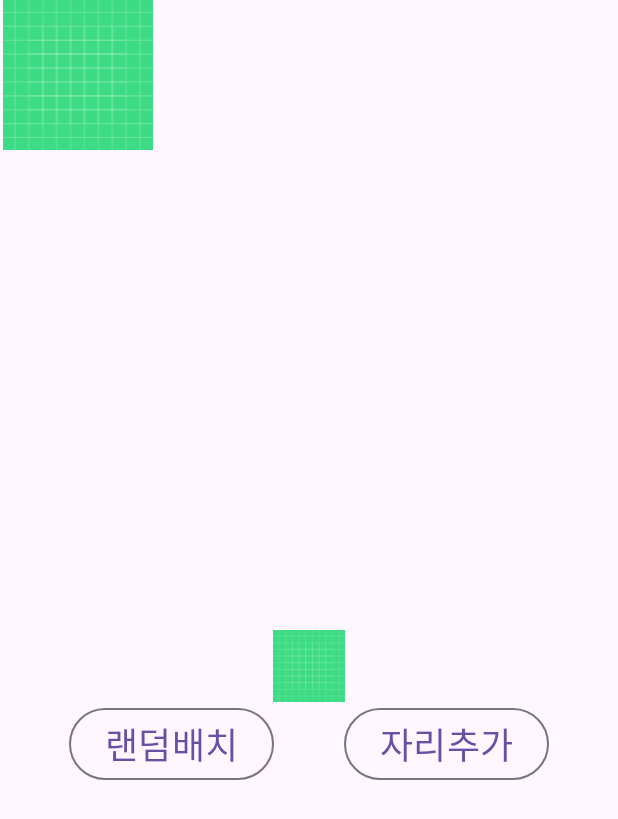
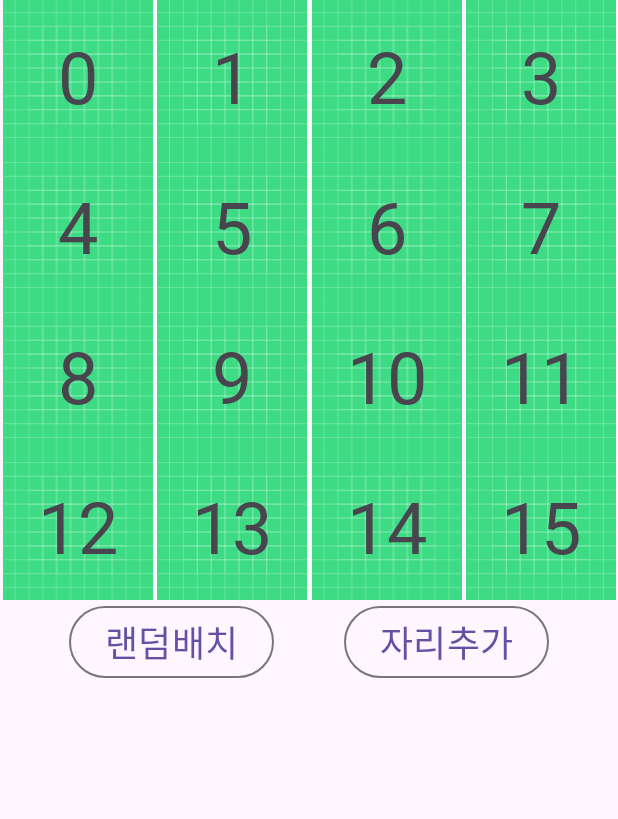
Before and after one commit to Godseye93/ASAF, an Android app: the fragment SeatFragment shown on its own in the app's theme, on a phone screen of 412 x 824 dp. Shown: the top 819 px of the screen. Run offline under Robolectric (Android 15) with nearby library versions, the phone set to English and light mode, and no system bars.

Commit message:
feat: 자리배치를 위한 커스텀 뷰 추가 및 스왑 함수 개선

```diff
--- /dev/null
+++ b/frontend/ASAF/app/src/main/java/com/d103/asaf/common/component/SeatView.kt
@@ -0,0 +1,27 @@
+package com.d103.asaf.common.component
+
+import android.content.Context
+import android.util.AttributeSet
+import android.widget.ImageView
+import android.widget.TextView
+import androidx.constraintlayout.widget.ConstraintLayout
+import com.d103.asaf.R
+
+class SeatView @JvmOverloads constructor(
+    context: Context,
+    attrs: AttributeSet? = null,
+    defStyleAttr: Int = 0
+) : ConstraintLayout(context, attrs, defStyleAttr) {
+
+    val seatText: TextView
+    val seatImage: ImageView
+
+    init {
+        // Inflate XML layout resource
+        inflate(context, R.layout.seatview, this)
+        // Get references to the views within the custom layout
+        seatText = findViewById(R.id.item_seat_textview_text)
+        seatImage = findViewById(R.id.item_seat_imageview_image)
+    }
+
+}
--- a/frontend/ASAF/app/src/main/res/layout/fragment_seat.xml
+++ b/frontend/ASAF/app/src/main/res/layout/fragment_seat.xml
@@ -6,7 +6,7 @@
     android:layout_height="wrap_content">
 
     <GridLayout
-        android:id="@+id/gridLayout2"
+        android:id="@+id/gridLayout"
         android:layout_width="match_parent"
         android:layout_height="400dp"
         android:columnCount="4"
@@ -14,20 +14,20 @@
         app:layout_constraintEnd_toEndOf="parent"
         app:layout_constraintStart_toStartOf="parent"
         app:layout_constraintTop_toTopOf="parent"
-        tools:context=".ui.op.SeatFragment">
+        tools:context=".ui.home.SeatFragment">
 
-        <ImageView
+        <com.d103.asaf.common.component.SeatView
             android:id="@+id/item1"
             android:layout_width="0dp"
             android:layout_height="0dp"
+            android:layout_row="0"
             android:layout_rowWeight="1"
+            android:layout_column="0"
             android:layout_columnWeight="1"
             android:layout_gravity="fill"
-            android:src="@drawable/ic_launcher_background"
-            android:tag="0"
-            tools:src="@drawable/ic_launcher_background" />
+            android:tag="0" />
 
-        <ImageView
+        <com.d103.asaf.common.component.SeatView
             android:layout_width="0dp"
             android:layout_height="0dp"
             android:layout_row="0"
@@ -35,146 +35,121 @@
             android:layout_column="1"
             android:layout_columnWeight="1"
             android:layout_gravity="fill"
-            android:tag="1"
-            tools:src="@drawable/ic_launcher_background" />
+            android:tag="1" />
 
-        <ImageView
+        <com.d103.asaf.common.component.SeatView
             android:layout_width="0dp"
             android:layout_height="0dp"
             android:layout_rowWeight="1"
             android:layout_columnWeight="1"
             android:layout_gravity="fill"
-            android:tag="2"
-            tools:src="@drawable/ic_launcher_background" />
+            android:tag="2" />
 
-        <ImageView
+        <com.d103.asaf.common.component.SeatView
             android:layout_width="0dp"
             android:layout_height="0dp"
             android:layout_rowWeight="1"
             android:layout_columnWeight="1"
             android:layout_gravity="fill"
-            android:tag="3"
-            tools:src="@drawable/ic_launcher_background" />
+            android:tag="3" />
 
-        <ImageView
+        <com.d103.asaf.common.component.SeatView
             android:layout_width="0dp"
             android:layout_height="0dp"
             android:layout_rowWeight="1"
             android:layout_columnWeight="1"
             android:layout_gravity="fill"
-            android:tag="4"
-            tools:src="@drawable/ic_launcher_background" />
+            android:tag="4" />
 
-        <ImageView
+        <com.d103.asaf.common.component.SeatView
             android:layout_width="0dp"
             android:layout_height="0dp"
             android:layout_rowWeight="1"
             android:layout_columnWeight="1"
             android:layout_gravity="fill"
-            android:tag="5"
-            tools:src="@drawable/ic_launcher_background" />
+            android:tag="5" />
 
-        <ImageView
+        <com.d103.asaf.common.component.SeatView
             android:layout_width="0dp"
             android:layout_height="0dp"
             android:layout_rowWeight="1"
             android:layout_columnWeight="1"
             android:layout_gravity="fill"
-            android:tag="6"
-            tools:src="@drawable/ic_launcher_background" />
+            android:tag="6" />
 
-        <ImageView
+        <com.d103.asaf.common.component.SeatView
             android:layout_width="0dp"
             android:layout_height="0dp"
             android:layout_rowWeight="1"
             android:layout_columnWeight="1"
             android:layout_gravity="fill"
-            android:tag="7"
-            tools:src="@drawable/ic_launcher_background" />
+            android:tag="7" />
 
-        <ImageView
+        <com.d103.asaf.common.component.SeatView
             android:layout_width="0dp"
             android:layout_height="0dp"
             android:layout_rowWeight="1"
             android:layout_columnWeight="1"
             android:layout_gravity="fill"
-            android:tag="8"
-            tools:src="@drawable/ic_launcher_background" />
+            android:tag="8" />
 
-        <ImageView
+        <com.d103.asaf.common.component.SeatView
             android:layout_width="0dp"
             android:layout_height="0dp"
             android:layout_rowWeight="1"
             android:layout_columnWeight="1"
             android:layout_gravity="fill"
-            android:tag="9"
-            tools:src="@drawable/ic_launcher_background" />
+            android:tag="9" />
 
-        <ImageView
+        <com.d103.asaf.common.component.SeatView
             android:layout_width="0dp"
             android:layout_height="0dp"
             android:layout_rowWeight="1"
             android:layout_columnWeight="1"
             android:layout_gravity="fill"
-            android:tag="10"
-            tools:src="@drawable/ic_launcher_background" />
+            android:tag="10" />
 
-        <ImageView
+        <com.d103.asaf.common.component.SeatView
             android:layout_width="0dp"
             android:layout_height="0dp"
             android:layout_rowWeight="1"
             android:layout_columnWeight="1"
             android:layout_gravity="fill"
-            android:tag="11"
-            tools:src="@drawable/ic_launcher_background" />
+            android:tag="11" />
 
-        <ImageView
+        <com.d103.asaf.common.component.SeatView
             android:layout_width="0dp"
             android:layout_height="0dp"
             android:layout_rowWeight="1"
             android:layout_columnWeight="1"
             android:layout_gravity="fill"
-            android:tag="12"
-            tools:src="@drawable/ic_launcher_background" />
+            android:tag="12" />
 
-        <ImageView
+        <com.d103.asaf.common.component.SeatView
             android:layout_width="0dp"
             android:layout_height="0dp"
             android:layout_rowWeight="1"
             android:layout_columnWeight="1"
             android:layout_gravity="fill"
-            android:tag="13"
-            tools:src="@drawable/ic_launcher_background" />
+            android:tag="13" />
 
-        <ImageView
+        <com.d103.asaf.common.component.SeatView
             android:layout_width="0dp"
             android:layout_height="0dp"
             android:layout_rowWeight="1"
             android:layout_columnWeight="1"
             android:layout_gravity="fill"
-            android:tag="14"
-            tools:src="@drawable/ic_launcher_background" />
+            android:tag="14" />
 
-        <ImageView
+        <com.d103.asaf.common.component.SeatView
             android:layout_width="0dp"
             android:layout_height="0dp"
             android:layout_rowWeight="1"
             android:layout_columnWeight="1"
             android:layout_gravity="fill"
-            android:tag="15"
-            tools:src="@drawable/ic_launcher_background" />
+            android:src="@drawable/ic_launcher_foreground"
+            android:tag="15" />
     </GridLayout>
-
-    <ImageView
-        android:id="@+id/imageView"
-        android:layout_width="48dp"
-        android:layout_height="48dp"
-        android:src="@drawable/ic_launcher_background"
-        android:layout_marginTop="20dp"
-        app:layout_constraintEnd_toEndOf="parent"
-        app:layout_constraintStart_toStartOf="parent"
-        app:layout_constraintTop_toBottomOf="@+id/gridLayout2"
-        tools:src="@drawable/ic_launcher_background" />
 
     <com.google.android.material.button.MaterialButton
         android:id="@+id/outlinedButton"
@@ -183,10 +158,10 @@
         android:layout_height="wrap_content"
         android:text="자리추가"
         android:textSize="24sp"
-        app:layout_constraintStart_toEndOf="@+id/outlinedButton2"
         app:layout_constraintBottom_toBottomOf="parent"
         app:layout_constraintEnd_toEndOf="parent"
-        app:layout_constraintTop_toBottomOf="@+id/imageView" />
+        app:layout_constraintStart_toEndOf="@+id/outlinedButton2"
+        app:layout_constraintTop_toBottomOf="@+id/gridLayout" />
 
     <com.google.android.material.button.MaterialButton
         android:id="@+id/outlinedButton2"
@@ -198,6 +173,6 @@
         app:layout_constraintBottom_toBottomOf="parent"
         app:layout_constraintEnd_toStartOf="@+id/outlinedButton"
         app:layout_constraintStart_toStartOf="parent"
-        app:layout_constraintTop_toBottomOf="@+id/imageView" />
+        app:layout_constraintTop_toBottomOf="@+id/gridLayout" />
 
 </androidx.constraintlayout.widget.ConstraintLayout>
--- /dev/null
+++ b/frontend/ASAF/app/src/main/res/layout/seatview.xml
@@ -0,0 +1,32 @@
+<?xml version="1.0" encoding="utf-8"?>
+<androidx.constraintlayout.widget.ConstraintLayout
+    xmlns:android="http://schemas.android.com/apk/res/android"
+    xmlns:app="http://schemas.android.com/apk/res-auto"
+    xmlns:tools="http://schemas.android.com/tools"
+    android:layout_width="wrap_content"
+    android:layout_height="wrap_content">
+
+    <ImageView
+        android:id="@+id/item_seat_imageview_image"
+        android:layout_width="wrap_content"
+        android:layout_height="wrap_content"
+        app:layout_constraintBottom_toBottomOf="parent"
+        app:layout_constraintEnd_toEndOf="parent"
+        app:layout_constraintStart_toStartOf="parent"
+        app:layout_constraintTop_toTopOf="parent"
+        android:src="@drawable/ic_launcher_background"
+        tools:src="@drawable/ic_launcher_background" />
+
+    <TextView
+        android:id="@+id/item_seat_textview_text"
+        android:layout_width="wrap_content"
+        android:layout_height="wrap_content"
+        app:layout_constraintBottom_toBottomOf="@+id/item_seat_imageview_image"
+        app:layout_constraintEnd_toEndOf="@+id/item_seat_imageview_image"
+        app:layout_constraintStart_toStartOf="@+id/item_seat_imageview_image"
+        app:layout_constraintTop_toTopOf="@+id/item_seat_imageview_image"
+        android:textSize="48sp"
+        android:text="1조"
+        tools:text="1조" />
+
+</androidx.constraintlayout.widget.ConstraintLayout>
```
Also changed, not shown: frontend/ASAF/app/src/main/java/com/d103/asaf/ui/op/SeatFragment.kt (+59 -49 lines), frontend/ASAF/app/src/main/res/layout/fragment_op.xml (+16 -5 lines).
